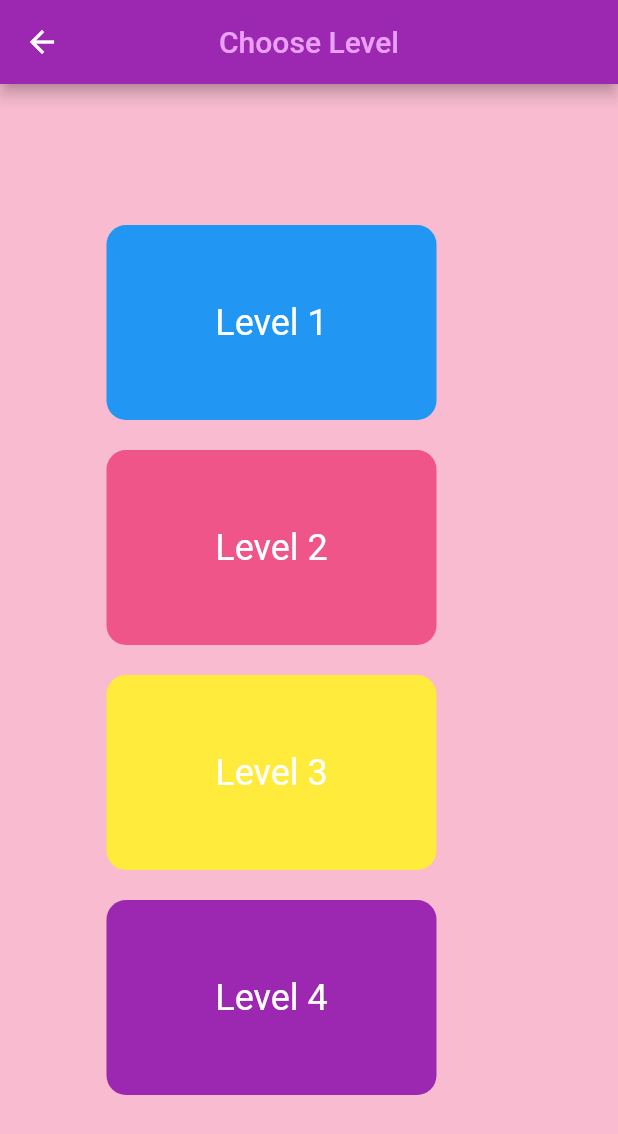
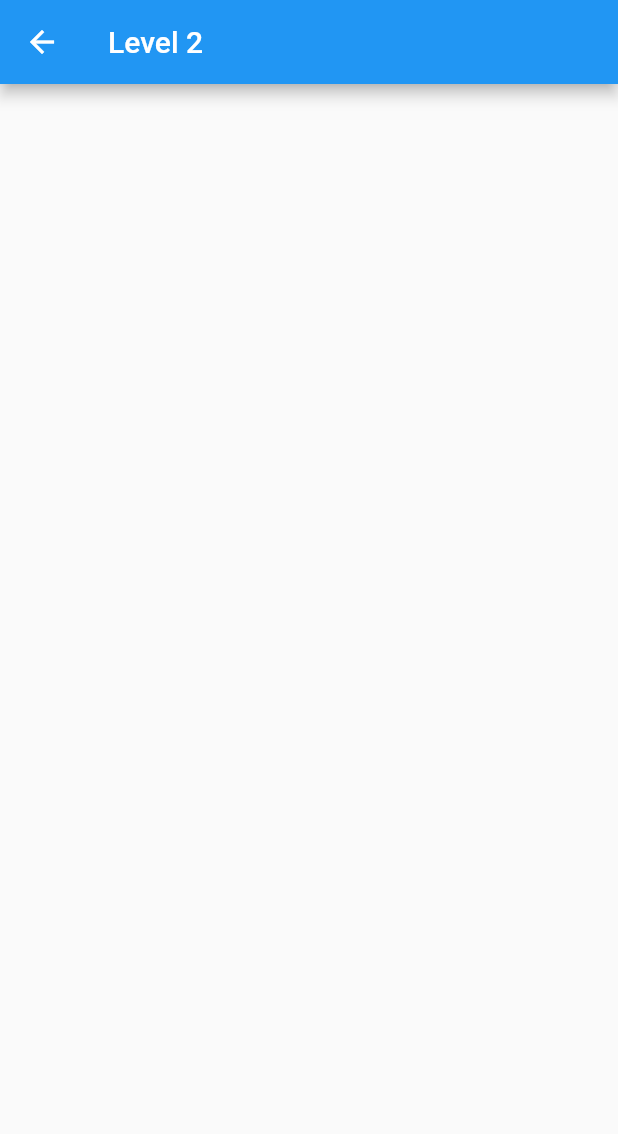
Before and after one commit to sovaamahato/kido_learn, a Flutter app: the ChooseLevelScreen screen opened directly, after a tap on "Level 2", on a phone screen of 412 x 824 dp. Shown: the top 1134 px of the screen. Run offline on Flutter 3.47's test engine with Material 2 defaults, Android fonts, the phone set to English and light mode, and no system bars; our stand-ins replace google_fonts, lottie; Roboto replaces fonts that are missing (Acme).

Commit message:
page setup for diffrent levels

```diff
--- a/lib/main.dart
+++ b/lib/main.dart
@@ -1,6 +1,8 @@
 import 'package:flutter/material.dart';
 import 'package:kido_learn/screen/choose_level_screen.dart';
 import 'package:kido_learn/screen/splash_screen.dart';
+
+import 'screen/level_1_screen.dart';
 
 
 
--- a/lib/screen/choose_level_screen.dart
+++ b/lib/screen/choose_level_screen.dart
@@ -1,6 +1,11 @@
 import 'package:flutter/material.dart';
 import 'package:google_fonts/google_fonts.dart';
 import 'package:kido_learn/components/my_card.dart';
+
+import 'level_1_screen.dart';
+import 'level_2_screen.dart';
+import 'level_3_screen.dart';
+import 'level_4_screen.dart';
 
 class ChooseLevelScreen extends StatefulWidget {
   const ChooseLevelScreen({super.key});
@@ -19,35 +24,62 @@ class _ChooseLevelScreenState extends State<ChooseLevelScreen> {
           backgroundColor: Colors.purple,
           title: Text(
             "Choose Level",
-
             style: GoogleFonts.acme(
                 color: const Color.fromARGB(255, 234, 160, 247)),
           )),
       body: Padding(
-          padding: const EdgeInsets.symmetric(horizontal:35.0),
+        padding: const EdgeInsets.symmetric(horizontal: 35.0),
         child: Column(
           mainAxisAlignment: MainAxisAlignment.center,
           //crossAxisAlignment: CrossAxisAlignment.stretch,
           children: [
-
-                  MyCard(color: Colors.blue, text: "Level 1",selectLevel: (){
-
-                  },),
-                  const SizedBox(height: 20,),
-                  MyCard(color: const Color.fromARGB(255, 240, 85, 137), text:"Level 2",selectLevel: (){
-
-                  },)
-                ,const SizedBox(height: 20,),
-                MyCard(color: Colors.yellow, text: "Level 3",selectLevel: (){
-
-                },),
-                const SizedBox(height: 20,),
-                MyCard(color: Colors.purple, text: "Level 4",selectLevel: (){
-
-                },)
+            MyCard(
+              color: Colors.blue,
+              text: "Level 1",
+              selectLevel: () {
+                Navigator.push(context, MaterialPageRoute(builder: (context){
+                  return const Level1Screen();
+                }));
+              },
+            ),
+            const SizedBox(
+              height: 20,
+            ),
+            MyCard(
+              color: const Color.fromARGB(255, 240, 85, 137),
+              text: "Level 2",
+              selectLevel: () {
+                Navigator.push(context, MaterialPageRoute(builder: (context){
+                  return const Level2Screen();
+                }));
+              },
+            ),
+            const SizedBox(
+              height: 20,
+            ),
+            MyCard(
+              color: Colors.yellow,
+              text: "Level 3",
+              selectLevel: () {
+                Navigator.push(context, MaterialPageRoute(builder: (context){
+                  return const Level3Screen();
+                }));
+              },
+            ),
+            const SizedBox(
+              height: 20,
+            ),
+            MyCard(
+              color: Colors.purple,
+              text: "Level 4",
+              selectLevel: () {
+                Navigator.push(context, MaterialPageRoute(builder: (context){
+                  return const Level4Screen();
+                }));
+              },
+            )
           ],
         ),
-
       ),
     );
   }
--- /dev/null
+++ b/lib/screen/level_2_screen.dart
@@ -0,0 +1,15 @@
+import 'package:flutter/material.dart';
+
+class Level2Screen extends StatefulWidget {
+  const Level2Screen({super.key});
+
+  @override
+  State<Level2Screen> createState() => _Level2ScreenState();
+}
+
+class _Level2ScreenState extends State<Level2Screen> {
+  @override
+  Widget build(BuildContext context) {
+    return Scaffold(appBar: AppBar(title:const Text("Level 2")),);
+  }
+}
```
Also changed, not shown: lib/screen/level_1_screen.dart (added, +24 -0 lines), lib/screen/level_3_screen.dart (added, +15 -0 lines), lib/screen/level_4_screen.dart (added, +15 -0 lines), lib/images/carrots.png (added), lib/images/cauliflower.png (added), lib/images/okra.png (added), lib/images/potato.png (added). Lines whose indentation alone changed are shown as unchanged.
